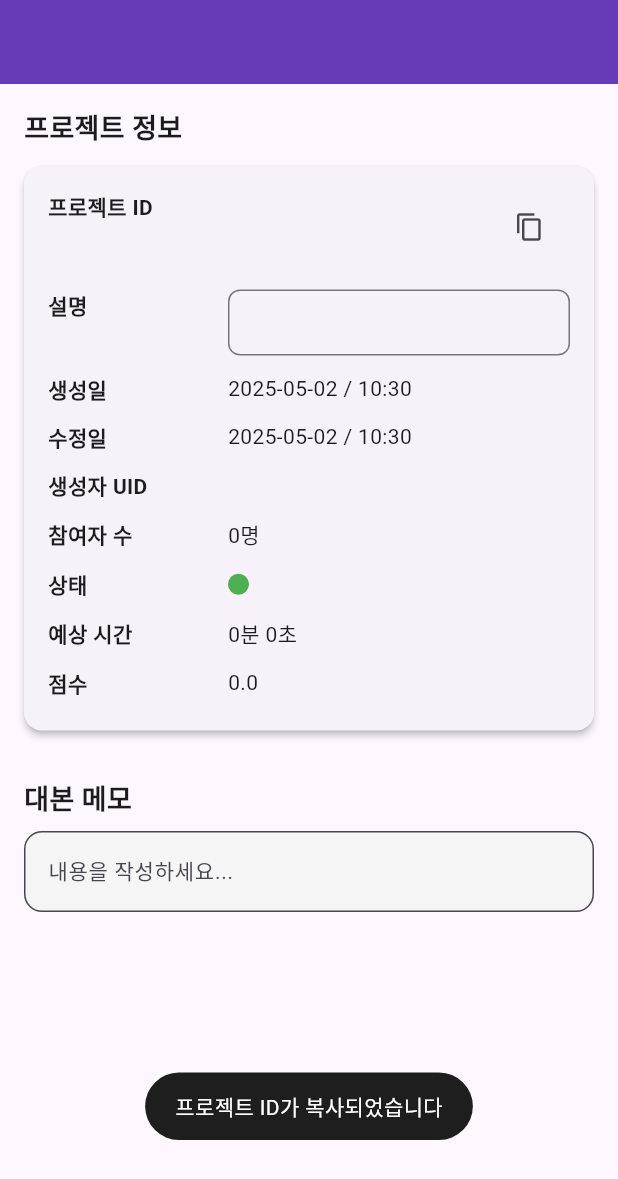
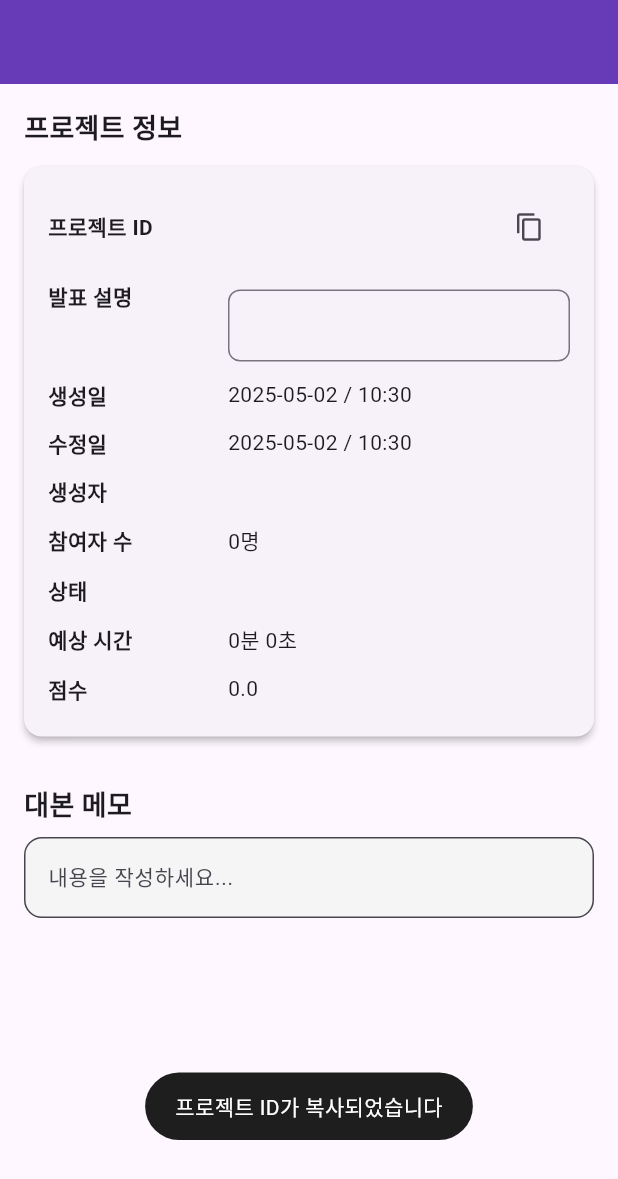
Before and after one commit to IngyoKim/TalkPilot, a Flutter app: the ProjectDetailPage screen opened directly with empty values, after a tap on the "content copy" icon, on a phone screen of 412 x 824 dp. Shown: the top 1179 px of the screen. Run offline on Flutter 3.47's test engine with Material 3 defaults, Android fonts, the phone set to English and light mode, and no system bars; our stand-ins replace firebase_auth, firebase_core, firebase_database, flutter_dotenv, fluttertoast, google_sign_in and 2 more; missing offline and left inert: kakao_flutter_sdk_common, kakao_flutter_sdk_user; accounts and stored records are empty; generated files the repository leaves out were written again.

Commit message:
refactor: project_detail_page 코드 단순화

```diff
--- a/app/lib/src/pages/work_page/widgets/project_detail_page.dart
+++ b/app/lib/src/pages/work_page/widgets/project_detail_page.dart
@@ -4,19 +4,14 @@ import 'package:flutter/material.dart';
 import 'package:flutter/services.dart';
 import 'package:provider/provider.dart';
 import 'package:shared_preferences/shared_preferences.dart';
-import 'package:talk_pilot/src/components/toast_message.dart';
 
 import 'package:talk_pilot/src/models/project_model.dart';
-import 'package:talk_pilot/src/provider/user_provider.dart';
+import 'package:talk_pilot/src/components/toast_message.dart';
 import 'package:talk_pilot/src/provider/project_provider.dart';
+import 'package:talk_pilot/src/services/database/project_service.dart';
 
-import 'package:talk_pilot/src/services/database/project_service.dart';
-import 'package:talk_pilot/src/pages/work_page/widgets/work_helpers.dart';
-
-// ignore_for_file: use_build_context_synchronously
 class ProjectDetailPage extends StatefulWidget {
   final ProjectModel project;
-
   const ProjectDetailPage({super.key, required this.project});
 
   @override
@@ -24,67 +19,41 @@ class ProjectDetailPage extends StatefulWidget {
 }
 
 class _ProjectDetailPageState extends State<ProjectDetailPage> {
-  late final TextEditingController _memoController;
+  late final TextEditingController _memoController = TextEditingController();
+  late final TextEditingController _descController = TextEditingController(
+    text: widget.project.description,
+  );
   late SharedPreferences _prefs;
-
-  bool _hasEdited = false;
-  bool _isInitialized = false;
-  String _originalText = '';
-
   String get _memoKey => 'memo_${widget.project.title}';
 
   @override
   void initState() {
     super.initState();
-    _memoController = TextEditingController();
-    _initializeMemo();
+    _initMemo();
   }
 
-  Future<void> _initializeMemo() async {
+  Future<void> _initMemo() async {
     _prefs = await SharedPreferences.getInstance();
-    final savedText = _prefs.getString(_memoKey) ?? '';
-    _originalText = savedText;
-    _memoController.text = savedText;
-    _isInitialized = true;
-
-    _memoController.addListener(_onMemoChanged);
-  }
-
-  void _onMemoChanged() async {
-    if (!_isInitialized) return;
-
-    final currentText = _memoController.text;
-    final hasChanged = currentText != _originalText;
-
-    if (_hasEdited != hasChanged) {
-      setState(() => _hasEdited = hasChanged);
-    }
-
-    // 저장은 항상 반영
-    await _prefs.setString(_memoKey, currentText);
-
-    // Project의 updatedAt만 갱신
-    final uid =
-        Provider.of<UserProvider>(context, listen: false).currentUser?.uid;
-    if (uid != null) {
+    _memoController.text = _prefs.getString(_memoKey) ?? '';
+    _memoController.addListener(() async {
+      await _prefs.setString(_memoKey, _memoController.text);
       await ProjectService().updateProject(widget.project.id, {
         'updatedAt': DateTime.now().toIso8601String(),
       });
-    }
+    });
   }
 
   @override
   void dispose() {
-    _memoController.removeListener(_onMemoChanged);
     _memoController.dispose();
+    _descController.dispose();
     super.dispose();
   }
 
-  String _formatDate(DateTime? date) {
-    return date != null ? DateFormat('yyyy-MM-dd / HH:mm').format(date) : '없음';
-  }
+  String _format(DateTime? date) =>
+      date != null ? DateFormat('yyyy-MM-dd / HH:mm').format(date) : '없음';
 
-  Widget _infoRow(String label, Widget child) {
+  Widget _info(String label, String content) {
     return Padding(
       padding: const EdgeInsets.symmetric(vertical: 6),
       child: Row(
@@ -94,36 +63,30 @@ class _ProjectDetailPageState extends State<ProjectDetailPage> {
             width: 120,
             child: Text(
               label,
-              style: const TextStyle(fontWeight: FontWeight.w600, fontSize: 14),
+              style: const TextStyle(fontWeight: FontWeight.w600),
             ),
           ),
-          Expanded(child: child),
+          Expanded(child: Text(content)),
         ],
       ),
     );
   }
 
-  Widget _buildProjectInfo(ProjectModel project) {
-    final TextEditingController descriptionController = TextEditingController(
-      text: project.description,
-    );
-
+  Widget _buildProjectInfo(ProjectModel p) {
     return Card(
       elevation: 2,
+      shape: RoundedRectangleBorder(borderRadius: BorderRadius.circular(12)),
       margin: EdgeInsets.zero,
-      shape: RoundedRectangleBorder(borderRadius: BorderRadius.circular(12)),
       child: Padding(
         padding: const EdgeInsets.all(16),
         child: Column(
           children: [
-            // 프로젝트 ID: 복사 버튼 + 텍스트
             Row(
               mainAxisAlignment: MainAxisAlignment.spaceBetween,
-              crossAxisAlignment: CrossAxisAlignment.start,
               children: [
                 const Text(
                   '프로젝트 ID',
-                  style: TextStyle(fontWeight: FontWeight.w600, fontSize: 14),
+                  style: TextStyle(fontWeight: FontWeight.w600),
                 ),
                 Flexible(
                   child: Row(
@@ -133,17 +96,14 @@ class _ProjectDetailPageState extends State<ProjectDetailPage> {
                         icon: const Icon(Icons.copy, size: 20),
                         tooltip: 'ID 복사',
                         onPressed: () {
-                          Clipboard.setData(ClipboardData(text: project.id));
+                          Clipboard.setData(ClipboardData(text: p.id));
                           ToastMessage.show("프로젝트 ID가 복사되었습니다");
                         },
                       ),
                       Flexible(
                         child: SelectableText(
-                          project.id,
-                          style: const TextStyle(
-                            fontSize: 13,
-                            fontWeight: FontWeight.w400,
-                          ),
+                          p.id,
+                          style: const TextStyle(fontSize: 13),
                         ),
                       ),
                     ],
@@ -151,21 +111,26 @@ class _ProjectDetailPageState extends State<ProjectDetailPage> {
                 ),
               ],
             ),
-
             const SizedBox(height: 12),
-
-            // 설명 수정 가능
-            _infoRow(
-              '설명',
-              TextField(
-                controller: descriptionController,
-
+            Row(
+              crossAxisAlignment: CrossAxisAlignment.start,
+              children: [
+                const SizedBox(
+                  width: 120,
+                  child: Text(
+                    '발표 설명',
+                    style: TextStyle(fontWeight: FontWeight.w600),
+                  ),
+                ),
+                Expanded(
+                  child: Padding(
+                    padding: const EdgeInsets.symmetric(vertical: 6),
+                    child: TextField(
+                      controller: _descController,
                       minLines: 1,
                       maxLines: 10,
                       maxLength: 100,
-                inputFormatters: [LengthLimitingTextInputFormatter(100)],
                       decoration: InputDecoration(
-                  isDense: true,
                         counterText: '',
                         contentPadding: const EdgeInsets.symmetric(
                           vertical: 10,
@@ -176,53 +141,27 @@ class _ProjectDetailPageState extends State<ProjectDetailPage> {
                         ),
                       ),
                       onChanged: (value) {
-                  context
-                      .read<ProjectProvider>()
-                      .updateProject({ProjectField.description: value})
-                      .then((_) {
-                        context.read<ProjectProvider>().refreshProject();
+                        context.read<ProjectProvider>().updateProject({
+                          ProjectField.description: value,
                         });
                       },
                     ),
                   ),
-
-            _infoRow('생성일', Text(_formatDate(project.createdAt))),
-            _infoRow('수정일', Text(_formatDate(project.updatedAt))),
-            _infoRow('생성자 UID', Text(project.ownerUid)),
-            _infoRow('참여자 수', Text('${project.participants.length}명')),
-            _infoRow(
-              '상태',
-              Row(
-                children: [
-                  Container(
-                    width: 14,
-                    height: 14,
-                    margin: const EdgeInsets.only(right: 8),
-                    decoration: BoxDecoration(
-                      color: getStatusColor(project.status),
-                      shape: BoxShape.circle,
                 ),
-                  ),
-                  Text(project.status),
               ],
             ),
-            ),
-            _infoRow(
+            _info('생성일', _format(p.createdAt)),
+            _info('수정일', _format(p.updatedAt)),
+            _info('생성자', p.ownerUid),
+            _info('참여자 수', '${p.participants.length}명'),
+            _info('상태', p.status),
+            _info(
               '예상 시간',
-              Text(
-                project.estimatedTime != null
-                    ? '${project.estimatedTime! ~/ 60}분 ${project.estimatedTime! % 60}초'
+              p.estimatedTime != null
+                  ? '${p.estimatedTime! ~/ 60}분 ${p.estimatedTime! % 60}초'
                   : '미정',
             ),
-            ),
-            _infoRow(
-              '점수',
-              Text(
-                project.score != null
-                    ? project.score!.toStringAsFixed(1)
-                    : '없음',
-              ),
-            ),
+            _info('점수', p.score?.toStringAsFixed(1) ?? '없음'),
           ],
         ),
       ),
@@ -241,7 +180,6 @@ class _ProjectDetailPageState extends State<ProjectDetailPage> {
         TextField(
           controller: _memoController,
           maxLines: null,
-          keyboardType: TextInputType.multiline,
           decoration: InputDecoration(
             hintText: '내용을 작성하세요...',
             border: OutlineInputBorder(borderRadius: BorderRadius.circular(12)),
@@ -257,7 +195,6 @@ class _ProjectDetailPageState extends State<ProjectDetailPage> {
   @override
   Widget build(BuildContext context) {
     final project = widget.project;
-
     return Scaffold(
       appBar: AppBar(
         automaticallyImplyLeading: false,
```
Lines whose indentation alone changed are shown as unchanged.
